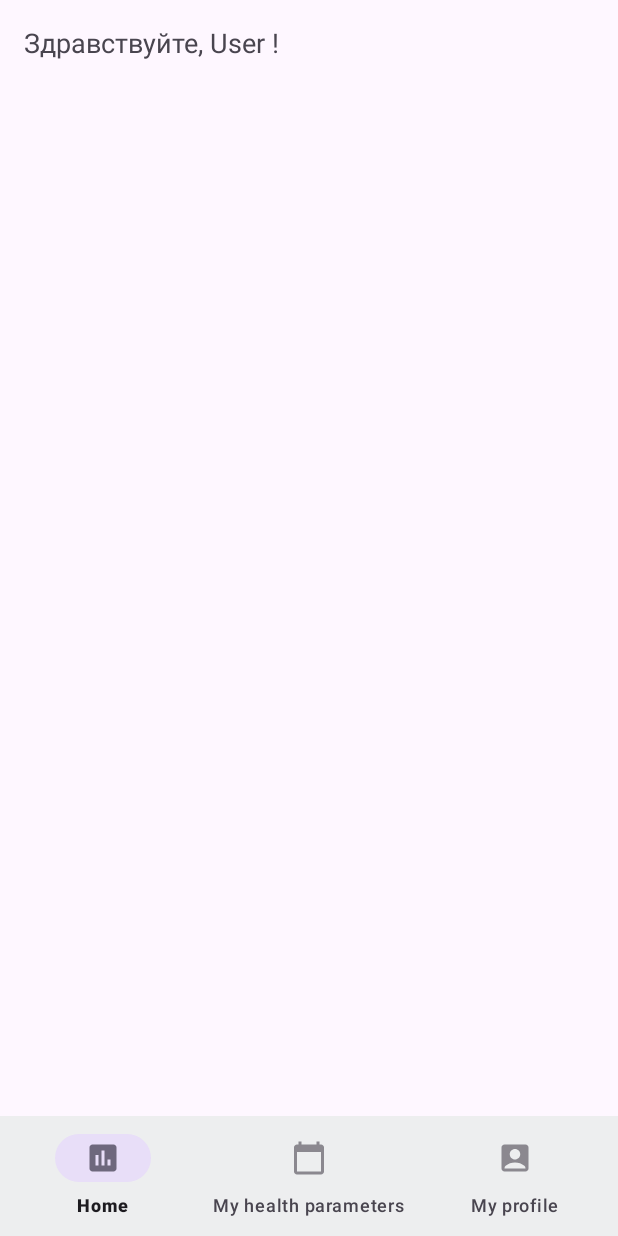
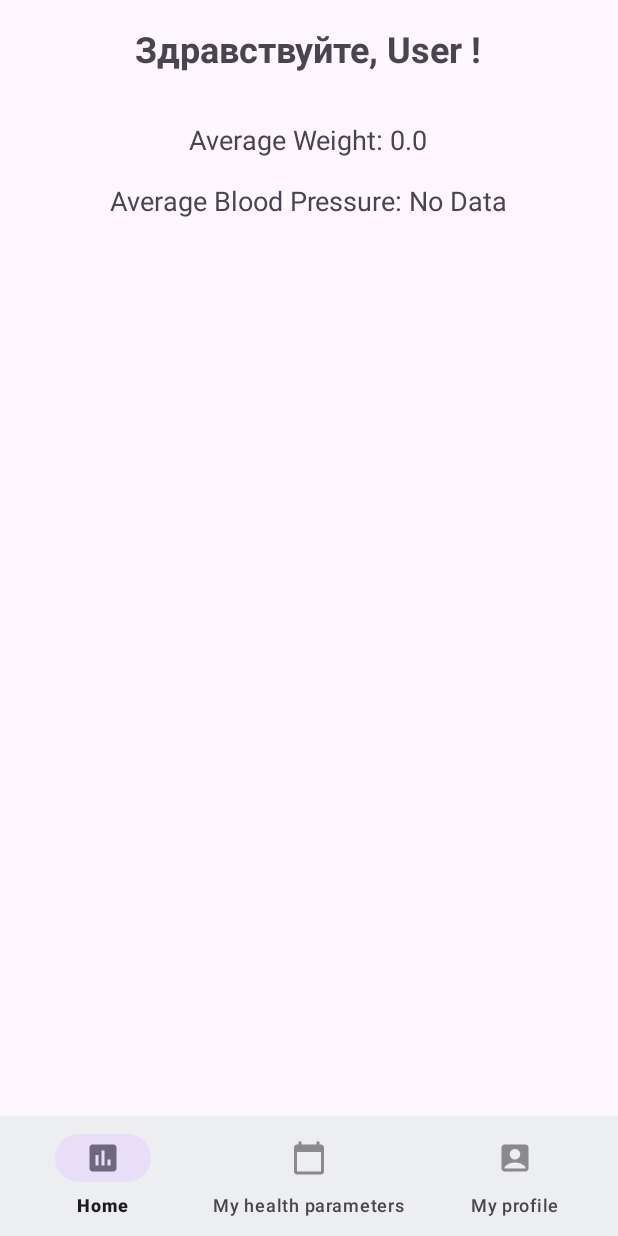
Before and after one commit to Suzumin01/cursach_s4, an Android app: the screen it shows after launch (MainActivity), on a phone screen of 412 x 824 dp. Run offline under Robolectric (Android 15) with nearby library versions, the light colour scheme and no system bars.

Commit message:
добавлено правильное давление, округление средних результатов и прочее

```diff
--- /dev/null
+++ b/app/src/main/java/com/example/mhhp/DatabaseHelper.java
@@ -0,0 +1,98 @@
+package com.example.mhhp;
+
+import android.content.ContentValues;
+import android.content.Context;
+import android.database.sqlite.SQLiteDatabase;
+import android.database.sqlite.SQLiteOpenHelper;
+import android.database.Cursor;
+
+
+public class DatabaseHelper extends SQLiteOpenHelper {
+
+    private static final String DATABASE_NAME = "health_data.db";
+    private static final int DATABASE_VERSION = 1;
+
+    public static final String TABLE_NAME = "health_data";
+    public static final String COLUMN_ID = "id";
+    public static final String COLUMN_WEIGHT = "weight";
+    public static final String COLUMN_HEIGHT = "height";
+    public static final String COLUMN_BLOOD_PRESSURE = "blood_pressure";
+    public static final String COLUMN_PULSE = "pulse";
+
+    public DatabaseHelper(Context context) {
+        super(context, DATABASE_NAME, null, DATABASE_VERSION);
+    }
+
+    @Override
+    public void onCreate(SQLiteDatabase db) {
+        String query = "CREATE TABLE " + TABLE_NAME + " (" +
+                COLUMN_ID + " INTEGER PRIMARY KEY AUTOINCREMENT, " +
+                COLUMN_WEIGHT + " REAL, " +
+                COLUMN_HEIGHT + " REAL, " +
+                COLUMN_BLOOD_PRESSURE + " TEXT, " +
+                COLUMN_PULSE + " TEXT)";
+
+        db.execSQL(query);
+    }
+
+    @Override
+    public void onUpgrade(SQLiteDatabase db, int oldVersion, int newVersion) {
+        db.execSQL("DROP TABLE IF EXISTS " + TABLE_NAME);
+        onCreate(db);
+    }
+
+    public boolean addHealthData(double weight, double height, String bloodPressure, String pulse) {
+        SQLiteDatabase db = this.getWritableDatabase();
+        ContentValues values = new ContentValues();
+        values.put(COLUMN_WEIGHT, weight);
+        values.put(COLUMN_HEIGHT, height);
+        values.put(COLUMN_BLOOD_PRESSURE, bloodPressure);
+        values.put(COLUMN_PULSE, pulse);
+        long result = db.insert(TABLE_NAME, null, values);
+        return result != -1;
+    }
+    public double getAverageWeight() {
+        SQLiteDatabase db = this.getReadableDatabase();
+        Cursor cursor = db.rawQuery("SELECT AVG(" + COLUMN_WEIGHT + ") FROM " + TABLE_NAME, null);
+        double averageWeight = 0;
+        if (cursor.moveToFirst()) {
+            averageWeight = cursor.getDouble(0);
+        }
+        cursor.close();
+        return Math.round(averageWeight * 10.0) / 10.0;
+    }
+
+    public String getAverageBloodPressure() {
+        SQLiteDatabase db = this.getReadableDatabase();
+        Cursor cursor = db.rawQuery("SELECT " + COLUMN_BLOOD_PRESSURE + " FROM " + TABLE_NAME, null);
+
+        int systolicSum = 0;
+        int diastolicSum = 0;
+        int count = 0;
+
+        while (cursor.moveToNext()) {
+            String[] parts = cursor.getString(0).split("/");
+            if (parts.length == 2) {
+                int systolic = Integer.parseInt(parts[0]);
+                int diastolic = Integer.parseInt(parts[1]);
+                systolicSum += systolic;
+                diastolicSum += diastolic;
+                count++;
+            }
+        }
+        cursor.close();
+
+        if (count == 0) return "No Data";
+
+        int averageSystolic = Math.round(systolicSum / (float) count);
+        int averageDiastolic = Math.round(diastolicSum / (float) count);
+
+        return averageSystolic + "/" + averageDiastolic;
+    }
+    public void clearDatabase() {
+        SQLiteDatabase db = this.getWritableDatabase();
+        db.delete(TABLE_NAME, null, null);
+    }
+
+
+}
--- a/app/src/main/java/com/example/mhhp/HomeFragment.java
+++ b/app/src/main/java/com/example/mhhp/HomeFragment.java
@@ -13,22 +13,31 @@ import android.widget.TextView;
 
 public class HomeFragment extends Fragment {
 
-    private TextView greetingTextView;
+    private TextView greetingTextView, averageWeightTextView, averageBloodPressureTextView;
+    private DatabaseHelper databaseHelper;
 
     @Nullable
     @Override
     public View onCreateView(@NonNull LayoutInflater inflater, @Nullable ViewGroup container, @Nullable Bundle savedInstanceState) {
         View view = inflater.inflate(R.layout.fragment_home, container, false);
+
         greetingTextView = view.findViewById(R.id.greetingTextView);
+        averageWeightTextView = view.findViewById(R.id.averageWeightTextView);
+        averageBloodPressureTextView = view.findViewById(R.id.averageBloodPressureTextView);
+        databaseHelper = new DatabaseHelper(getActivity());
 
         // Загрузка имени и отчества пользователя из SharedPreferences
         SharedPreferences preferences = getActivity().getSharedPreferences("userProfile", Context.MODE_PRIVATE);
         String firstName = preferences.getString("firstName", "User");
         String middleName = preferences.getString("middleName", "");
-
         greetingTextView.setText("Здравствуйте, " + firstName + " " + middleName + "!");
 
-        // Здесь добавить логику для вычисления и отображения средних показателей
+        // Вычисление и отображение средних показателей
+        double averageWeight = databaseHelper.getAverageWeight();
+        String averageBloodPressure = databaseHelper.getAverageBloodPressure();
+
+        averageWeightTextView.setText("Average Weight: " + averageWeight);
+        averageBloodPressureTextView.setText("Average Blood Pressure: " + averageBloodPressure);
 
         return view;
     }
--- a/app/src/main/res/layout/fragment_home.xml
+++ b/app/src/main/res/layout/fragment_home.xml
@@ -1,16 +1,37 @@
 <?xml version="1.0" encoding="utf-8"?>
-<LinearLayout xmlns:android="http://schemas.android.com/apk/res/android"
+<RelativeLayout xmlns:android="http://schemas.android.com/apk/res/android"
     android:layout_width="match_parent"
     android:layout_height="match_parent"
-    android:orientation="vertical"
     android:padding="16dp">
 
     <TextView
         android:id="@+id/greetingTextView"
         android:layout_width="wrap_content"
         android:layout_height="wrap_content"
-        android:text="Здравствуйте, User!"
-        android:textSize="18sp" />
+        android:text="Hello, User!"
+        android:textSize="24sp"
+        android:textStyle="bold"
+        android:layout_centerHorizontal="true"
+        android:layout_marginBottom="16dp"/>
 
-    <!-- Добавьте сюда элементы для отображения средних показателей -->
-</LinearLayout>
+    <TextView
+        android:id="@+id/averageWeightTextView"
+        android:layout_width="wrap_content"
+        android:layout_height="wrap_content"
+        android:text="Average Weight: "
+        android:textSize="18sp"
+        android:layout_below="@id/greetingTextView"
+        android:layout_centerHorizontal="true"
+        android:layout_marginTop="16dp"/>
+
+    <TextView
+        android:id="@+id/averageBloodPressureTextView"
+        android:layout_width="wrap_content"
+        android:layout_height="wrap_content"
+        android:text="Average Blood Pressure: "
+        android:textSize="18sp"
+        android:layout_below="@id/averageWeightTextView"
+        android:layout_centerHorizontal="true"
+        android:layout_marginTop="16dp"/>
+
+</RelativeLayout>
```
Also changed, not shown: app/src/main/java/com/example/mhhp/HealthParametersFragment.java (+24 -5 lines), app/src/main/res/layout/fragment_health_parameters.xml (+7 -0 lines).
